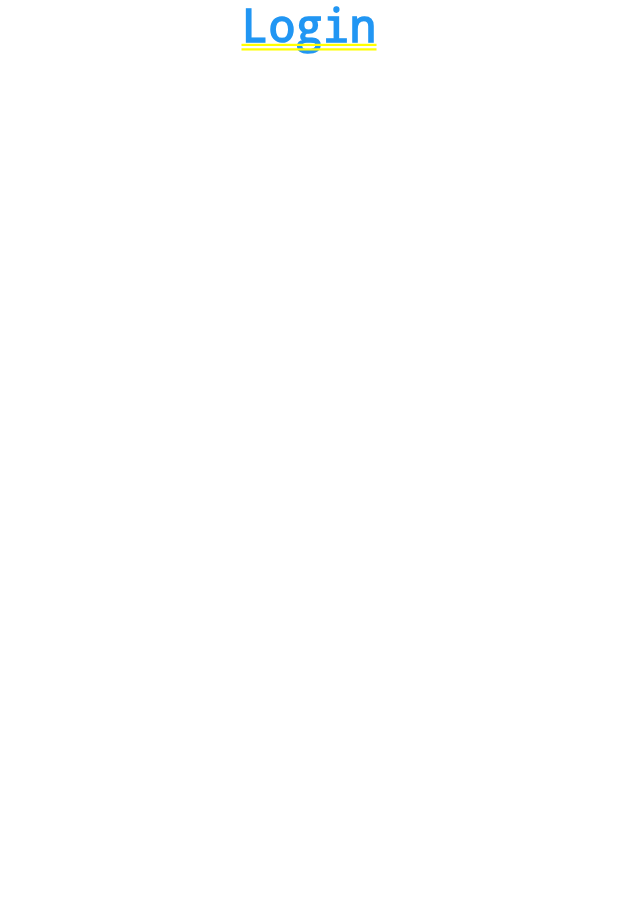
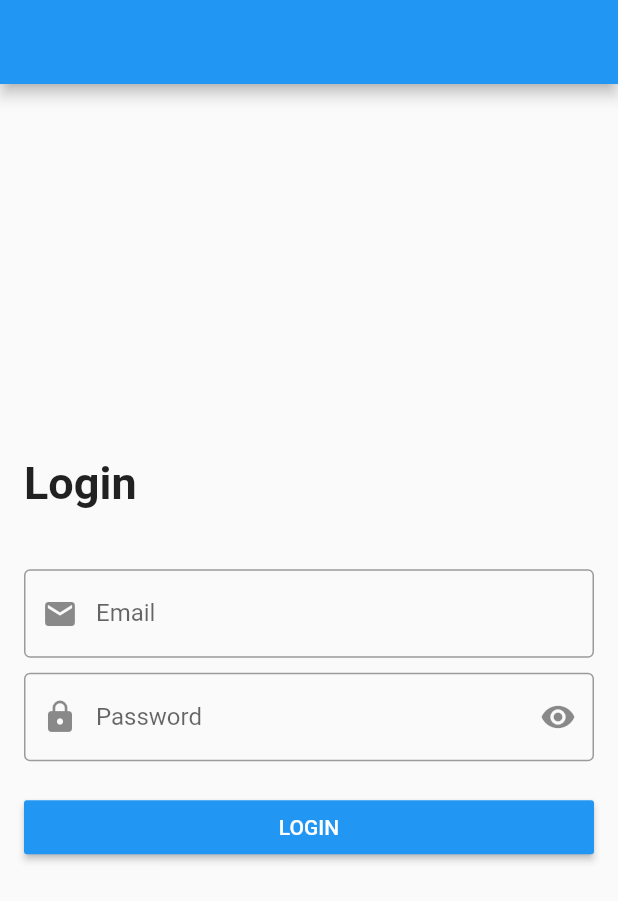
Before and after one commit to OmneyaOsman/PlayWithFlutterDesign, a Flutter app: the screen it shows after launch, on a phone screen of 412 x 824 dp. Shown: the top 901 px of the screen. Run offline on Flutter 3.47's test engine with Material 2 defaults, Android fonts, the phone set to English and light mode, and no system bars.

Commit message:
initial login design

```diff
--- a/lib/login_screen.dart
+++ b/lib/login_screen.dart
@@ -1,19 +1,88 @@
 import 'package:flutter/material.dart';
 
 class LoginScreen extends StatelessWidget {
-  const LoginScreen({Key? key}) : super(key: key);
+  LoginScreen({Key? key}) : super(key: key);
+  var emailController = TextEditingController();
+  var passwordController = TextEditingController();
 
   @override
   Widget build(BuildContext context) {
-    return Container(
+    return Scaffold(
+      appBar: AppBar(),
+      body: Container(
+        // width: double.infinity,
+        child: Padding(
+            padding: const EdgeInsets.all(16.0),
+            child: Center(
+              child: SingleChildScrollView(
                 child: Column(
+                  crossAxisAlignment: CrossAxisAlignment.start,
                   children: [
                     Text(
                       'Login',
                       textAlign: TextAlign.center,
-            style: TextStyle(fontSize: 30.0, color: Colors.blue),
-          )
+                      style: TextStyle(
+                          fontSize: 30.0, fontWeight: FontWeight.bold),
+                    ),
+                    SizedBox(
+                      height: 40.0,
+                    ),
+                    TextFormField(
+                      controller: emailController,
+                      keyboardType: TextInputType.emailAddress,
+                      onFieldSubmitted: (value) {
+                        print('on Field Submitted $value');
+                      },
+                      onChanged: (value) {
+                        print('onChanged $value');
+                      },
+                      decoration: InputDecoration(
+                          labelText: 'Email',
+                          prefixIcon: Icon(Icons.email),
+                          border: OutlineInputBorder()),
+                    ),
+                    SizedBox(
+                      height: 10.0,
+                    ),
+                    TextFormField(
+                      controller: passwordController,
+                      keyboardType: TextInputType.visiblePassword,
+                      obscureText: true,
+                      onFieldSubmitted: (value) {
+                        print('on Field Submitted $value');
+                      },
+                      onChanged: (value) {
+                        print('onChanged $value');
+                      },
+                      decoration: InputDecoration(
+                          labelText: 'Password',
+                          prefixIcon: Icon(Icons.lock),
+                          suffixIcon: Icon(Icons.remove_red_eye),
+                          border: OutlineInputBorder()),
+                    ),
+                    SizedBox(
+                      height: 20.0,
+                    ),
+                    Container(
+                      width: double.infinity,
+                      child: MaterialButton(
+                        onPressed: () {
+                          print(
+                              "on Login pressed ${emailController.text} ${passwordController.text}");
+                        },
+                        color: Colors.blue,
+                        child: Text(
+                          'LOGIN',
+                          style: TextStyle(
+                            color: Colors.white,
+                          ),
+                        ),
+                      ),
+                    ),
                   ],
+                ),
+              ),
+            )),
       ),
     );
   }
```
Lines whose indentation alone changed are shown as unchanged.
